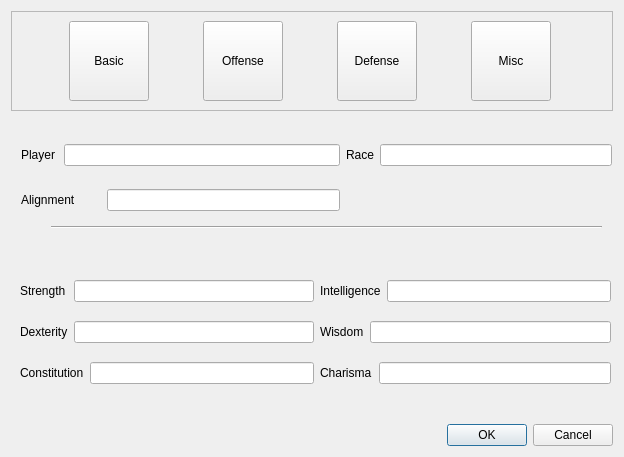
First picture: the form in ui/propertiesDialog.ui, repository dcernach/hl2mt-next, before the edit.
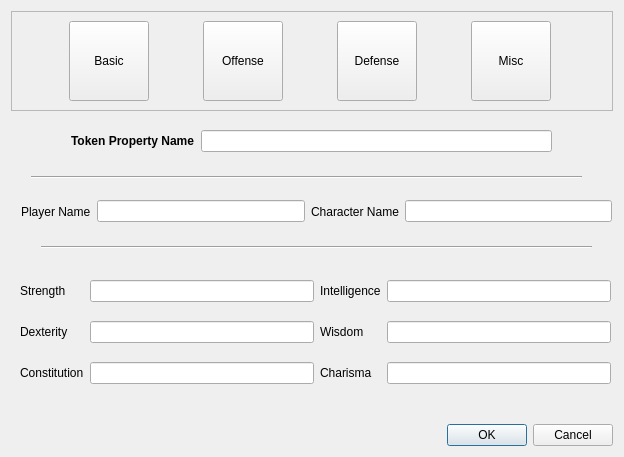
Second picture: the form after the edit. The open tabs and pages were chosen to show the change. Icons and pictures are not drawn.

Commit message: Greatly cleaned up the properties dialog UI and started working on the code behind it.

The edit to the form file:
```diff
--- a/ui/propertiesDialog.ui
+++ b/ui/propertiesDialog.ui
@@ -197,8 +197,8 @@
       <widget class="Line" name="line">
        <property name="geometry">
         <rect>
-         <x>40</x>
-         <y>100</y>
+         <x>30</x>
+         <y>120</y>
          <width>551</width>
          <height>20</height>
         </rect>
@@ -207,60 +207,6 @@
         <enum>Qt::Horizontal</enum>
        </property>
       </widget>
-      <widget class="QWidget" name="layoutWidget">
-       <property name="geometry">
-        <rect>
-         <x>10</x>
-         <y>10</y>
-         <width>591</width>
-         <height>101</height>
-        </rect>
-       </property>
-       <layout class="QGridLayout" name="gridLayout_2" rowstretch="0,0">
-        <item row="0" column="0">
-         <widget class="QLabel" name="labelPlayer">
-          <property name="minimumSize">
-           <size>
-            <width>0</width>
-            <height>0</height>
-           </size>
-          </property>
-          <property name="text">
-           <string>Player</string>
-          </property>
-         </widget>
-        </item>
-        <item row="0" column="1" colspan="2">
-         <widget class="QLineEdit" name="editPlayer"/>
-        </item>
-        <item row="0" column="3">
-         <widget class="QLabel" name="labelRace">
-          <property name="text">
-           <string>Race</string>
-          </property>
-         </widget>
-        </item>
-        <item row="0" column="4">
-         <widget class="QLineEdit" name="editRace"/>
-        </item>
-        <item row="1" column="0" colspan="2">
-         <widget class="QLabel" name="labelAlignment">
-          <property name="minimumSize">
-           <size>
-            <width>80</width>
-            <height>0</height>
-           </size>
-          </property>
-          <property name="text">
-           <string>Alignment</string>
-          </property>
-         </widget>
-        </item>
-        <item row="1" column="2">
-         <widget class="QLineEdit" name="editAlignment"/>
-        </item>
-       </layout>
-      </widget>
       <widget class="QWidget" name="layoutWidget">
        <property name="geometry">
         <rect>
@@ -271,16 +217,6 @@
         </rect>
        </property>
        <layout class="QGridLayout" name="gridLayout_3" rowstretch="0,0,0">
-        <item row="0" column="0">
-         <widget class="QLabel" name="labelStr">
-          <property name="text">
-           <string>Strength</string>
-          </property>
-         </widget>
-        </item>
-        <item row="0" column="1" colspan="2">
-         <widget class="QLineEdit" name="editStr"/>
-        </item>
         <item row="0" column="3" colspan="3">
          <widget class="QLabel" name="labelInt">
           <property name="text">
@@ -291,26 +227,6 @@
         <item row="0" column="6">
          <widget class="QLineEdit" name="editInt"/>
         </item>
-        <item row="1" column="0">
-         <widget class="QLabel" name="labelDex">
-          <property name="text">
-           <string>Dexterity</string>
-          </property>
-         </widget>
-        </item>
-        <item row="1" column="1" colspan="2">
-         <widget class="QLineEdit" name="editDex"/>
-        </item>
-        <item row="1" column="3">
-         <widget class="QLabel" name="labelWis">
-          <property name="text">
-           <string>Wisdom</string>
-          </property>
-         </widget>
-        </item>
-        <item row="1" column="4" colspan="3">
-         <widget class="QLineEdit" name="editWis"/>
-        </item>
         <item row="2" column="0" colspan="2">
          <widget class="QLabel" name="labelCon">
           <property name="text">
@@ -321,15 +237,142 @@
         <item row="2" column="2">
          <widget class="QLineEdit" name="editCon"/>
         </item>
-        <item row="2" column="3" colspan="2">
+        <item row="0" column="2">
+         <widget class="QLineEdit" name="editStr"/>
+        </item>
+        <item row="1" column="2">
+         <widget class="QLineEdit" name="editDex"/>
+        </item>
+        <item row="1" column="0" colspan="2">
+         <widget class="QLabel" name="labelDex">
+          <property name="text">
+           <string>Dexterity</string>
+          </property>
+         </widget>
+        </item>
+        <item row="0" column="0" colspan="2">
+         <widget class="QLabel" name="labelStr">
+          <property name="text">
+           <string>Strength</string>
+          </property>
+         </widget>
+        </item>
+        <item row="1" column="6">
+         <widget class="QLineEdit" name="editWis"/>
+        </item>
+        <item row="2" column="6">
+         <widget class="QLineEdit" name="editCha"/>
+        </item>
+        <item row="2" column="3" colspan="3">
          <widget class="QLabel" name="labelCha">
           <property name="text">
            <string>Charisma</string>
           </property>
          </widget>
         </item>
-        <item row="2" column="5" colspan="2">
-         <widget class="QLineEdit" name="editCha"/>
+        <item row="1" column="3" colspan="3">
+         <widget class="QLabel" name="labelWis">
+          <property name="text">
+           <string>Wisdom</string>
+          </property>
+         </widget>
+        </item>
+       </layout>
+      </widget>
+      <widget class="Line" name="line_3">
+       <property name="geometry">
+        <rect>
+         <x>20</x>
+         <y>50</y>
+         <width>551</width>
+         <height>20</height>
+        </rect>
+       </property>
+       <property name="orientation">
+        <enum>Qt::Horizontal</enum>
+       </property>
+      </widget>
+      <widget class="QWidget" name="">
+       <property name="geometry">
+        <rect>
+         <x>60</x>
+         <y>10</y>
+         <width>481</width>
+         <height>29</height>
+        </rect>
+       </property>
+       <layout class="QHBoxLayout" name="horizontalLayout">
+        <item>
+         <widget class="QLabel" name="labelPropName">
+          <property name="minimumSize">
+           <size>
+            <width>0</width>
+            <height>0</height>
+           </size>
+          </property>
+          <property name="text">
+           <string>&lt;b&gt;Token Property Name&lt;/b&gt;</string>
+          </property>
+         </widget>
+        </item>
+        <item>
+         <widget class="QLineEdit" name="editPropName"/>
+        </item>
+       </layout>
+      </widget>
+      <widget class="QWidget" name="">
+       <property name="geometry">
+        <rect>
+         <x>10</x>
+         <y>80</y>
+         <width>591</width>
+         <height>29</height>
+        </rect>
+       </property>
+       <layout class="QHBoxLayout" name="horizontalLayout_2">
+        <item>
+         <widget class="QLabel" name="labelPlayer">
+          <property name="sizePolicy">
+           <sizepolicy hsizetype="Minimum" vsizetype="Preferred">
+            <horstretch>0</horstretch>
+            <verstretch>0</verstretch>
+           </sizepolicy>
+          </property>
+          <property name="minimumSize">
+           <size>
+            <width>0</width>
+            <height>0</height>
+           </size>
+          </property>
+          <property name="text">
+           <string>Player Name</string>
+          </property>
+         </widget>
+        </item>
+        <item>
+         <widget class="QLineEdit" name="editPlayer"/>
+        </item>
+        <item>
+         <widget class="QLabel" name="labelName">
+          <property name="sizePolicy">
+           <sizepolicy hsizetype="Minimum" vsizetype="Preferred">
+            <horstretch>0</horstretch>
+            <verstretch>0</verstretch>
+           </sizepolicy>
+          </property>
+          <property name="minimumSize">
+           <size>
+            <width>0</width>
+            <height>0</height>
+           </size>
+          </property>
+          <property name="text">
+           <string>Character Name</string>
+          </property>
+         </widget>
+        </item>
+        <item>
+         <widget class="QLineEdit" name="editName"/>
         </item>
        </layout>
       </widget>
@@ -578,78 +621,86 @@
          <height>30</height>
         </rect>
        </property>
-       <property name="text">
-        <string>HP Current</string>
-       </property>
-      </widget>
-      <widget class="QLineEdit" name="lineEdit_13">
-       <property name="geometry">
-        <rect>
-         <x>368</x>
-         <y>31</y>
-         <width>184</width>
-         <height>27</height>
-        </rect>
-       </property>
-      </widget>
-      <widget class="QLabel" name="label_13">
-       <property name="geometry">
-        <rect>
-         <x>310</x>
-         <y>30</y>
-         <width>52</width>
-         <height>30</height>
-        </rect>
-       </property>
-       <property name="text">
-        <string>HP Max</string>
-       </property>
-      </widget>
-      <widget class="QLineEdit" name="lineEdit_14">
-       <property name="geometry">
-        <rect>
-         <x>80</x>
-         <y>90</y>
-         <width>194</width>
-         <height>27</height>
-        </rect>
-       </property>
-      </widget>
-      <widget class="QLabel" name="label_14">
-       <property name="geometry">
-        <rect>
-         <x>32</x>
-         <y>89</y>
-         <width>42</width>
-         <height>30</height>
-        </rect>
-       </property>
-       <property name="text">
-        <string>Speed</string>
-       </property>
-      </widget>
-      <widget class="QLineEdit" name="lineEdit_15">
-       <property name="geometry">
-        <rect>
-         <x>360</x>
-         <y>90</y>
-         <width>194</width>
-         <height>27</height>
-        </rect>
-       </property>
-      </widget>
-      <widget class="QLabel" name="label_15">
-       <property name="geometry">
-        <rect>
-         <x>312</x>
-         <y>89</y>
-         <width>42</width>
-         <height>30</height>
-        </rect>
-       </property>
-       <property name="text">
-        <string>Reach</string>
-       </property>
+       <layout class="QGridLayout" name="gridLayout_2">
+        <item row="0" column="0" colspan="2">
+         <widget class="QLabel" name="labelHP">
+          <property name="text">
+           <string>HP Current</string>
+          </property>
+         </widget>
+        </item>
+        <item row="0" column="2">
+         <widget class="QLineEdit" name="editHP"/>
+        </item>
+        <item row="0" column="3" colspan="2">
+         <widget class="QLabel" name="labelHPMax">
+          <property name="text">
+           <string>HP Max</string>
+          </property>
+         </widget>
+        </item>
+        <item row="0" column="5">
+         <widget class="QLineEdit" name="editHPMax"/>
+        </item>
+        <item row="2" column="0" colspan="2">
+         <widget class="QLabel" name="labelAlignment">
+          <property name="sizePolicy">
+           <sizepolicy hsizetype="Minimum" vsizetype="Preferred">
+            <horstretch>0</horstretch>
+            <verstretch>0</verstretch>
+           </sizepolicy>
+          </property>
+          <property name="minimumSize">
+           <size>
+            <width>80</width>
+            <height>0</height>
+           </size>
+          </property>
+          <property name="text">
+           <string>Alignment</string>
+          </property>
+         </widget>
+        </item>
+        <item row="2" column="2">
+         <widget class="QLineEdit" name="editAlignment"/>
+        </item>
+        <item row="1" column="2">
+         <widget class="QLineEdit" name="editSpeed"/>
+        </item>
+        <item row="1" column="0" colspan="2">
+         <widget class="QLabel" name="labelSpeed">
+          <property name="text">
+           <string>Speed</string>
+          </property>
+         </widget>
+        </item>
+        <item row="1" column="5">
+         <widget class="QLineEdit" name="editReach"/>
+        </item>
+        <item row="2" column="5">
+         <widget class="QLineEdit" name="editRace"/>
+        </item>
+        <item row="1" column="3" colspan="2">
+         <widget class="QLabel" name="labelReach">
+          <property name="text">
+           <string>Reach</string>
+          </property>
+         </widget>
+        </item>
+        <item row="2" column="3" colspan="2">
+         <widget class="QLabel" name="labelRace">
+          <property name="sizePolicy">
+           <sizepolicy hsizetype="Minimum" vsizetype="Preferred">
+            <horstretch>0</horstretch>
+            <verstretch>0</verstretch>
+           </sizepolicy>
+          </property>
+          <property name="text">
+           <string>Race</string>
+          </property>
+         </widget>
+        </item>
+       </layout>
       </widget>
      </widget>
     </widget>
```
Left out of the diff: 370 changed lines with no effect on the pictures. The commit also changes 2 other files.
